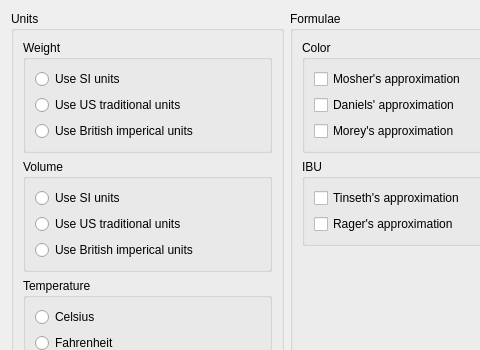
First picture: the form in ui/optionsDialog.ui, repository Brewtarget/brewtarget, before the edit; both pictures show x 0 to 480 and y 0 to 350 of the 574 by 436 pixel window.
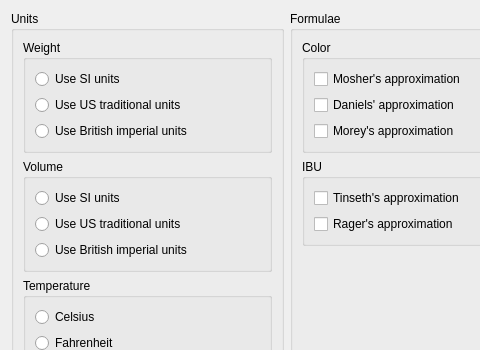
Second picture: the form after the edit.

Commit message: Spelling mistake in optionsDialog.ui corrected. Fixed bug 2910016 which made extract-based recipes have strange numbers in the LCD displays.

What changed in the file:
```diff
--- a/ui/optionsDialog.ui
+++ b/ui/optionsDialog.ui
@@ -45,7 +45,7 @@
            <item>
             <widget class="QRadioButton" name="weight_imperial">
              <property name="text">
-              <string>Use British imperical units</string>
+              <string>Use British imperial units</string>
              </property>
             </widget>
            </item>
@@ -75,7 +75,7 @@
            <item>
             <widget class="QRadioButton" name="volume_imperial">
              <property name="text">
-              <string>Use British imperical units</string>
+              <string>Use British imperial units</string>
              </property>
             </widget>
            </item>
```
The commit also changes 1 other file.
